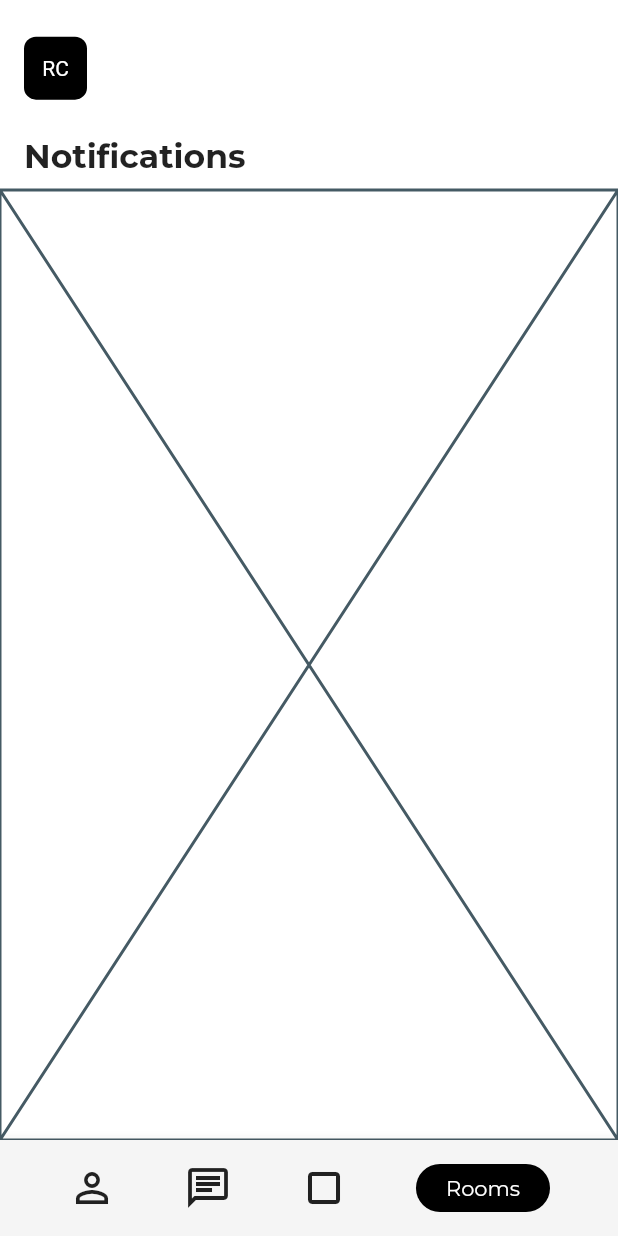
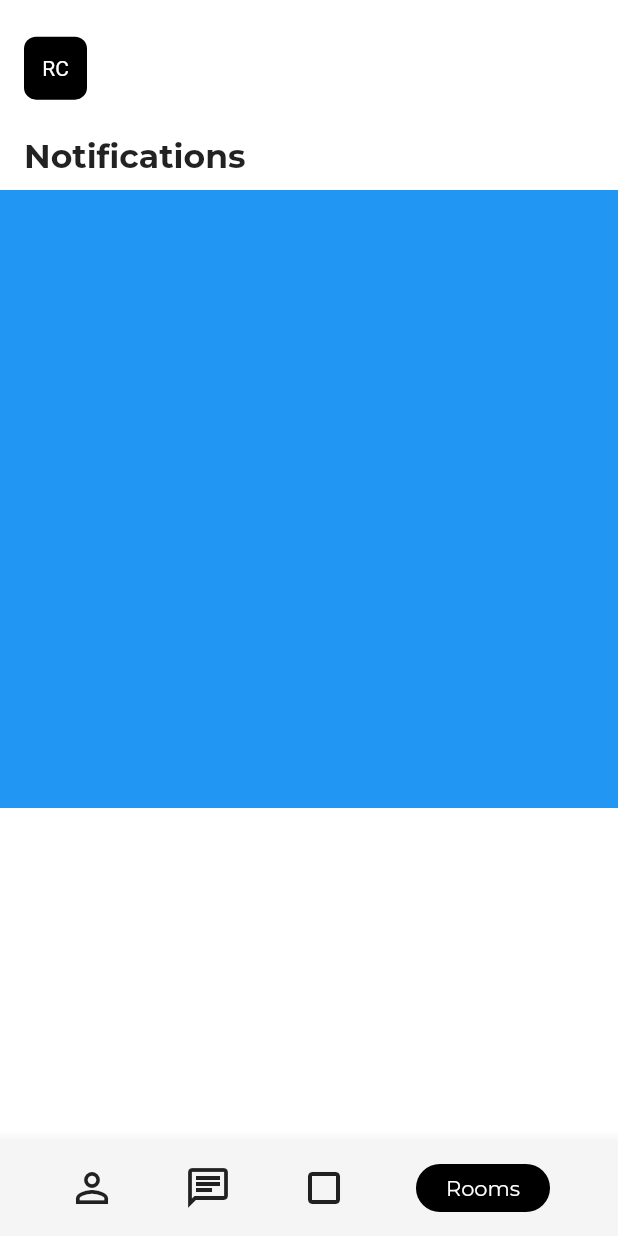
Before and after one commit to JAICHANGPARK/flutter_notebook_8th_story, a Flutter app: the SocialHomePage screen opened by its route, on a phone screen of 412 x 824 dp. Run offline on Flutter 3.47's test engine with Material 2 defaults, Android fonts, the phone set to English and light mode, and no system bars; our stand-ins replace badges, flutter_hooks, google_fonts, hooks_riverpod, state_notifier.

Commit message:
Update social_home_page.dart

```diff
--- a/lib/ep588_social_app/social_home_page.dart
+++ b/lib/ep588_social_app/social_home_page.dart
@@ -51,7 +51,18 @@ class _SocialHomePageState extends State<SocialHomePage> {
                 )),
             Expanded(
               flex: 10,
-              child: Placeholder(),
+              child: SingleChildScrollView(
+                child: Column(
+                  children: [
+                    Container(
+                      height: MediaQuery.of(context).size.height / 2,
+                      decoration: BoxDecoration(
+                        color: Colors.blue
+                      ),
+                    )
+                  ],
+                ),
+              ),
             )
           ],
         ),
```
